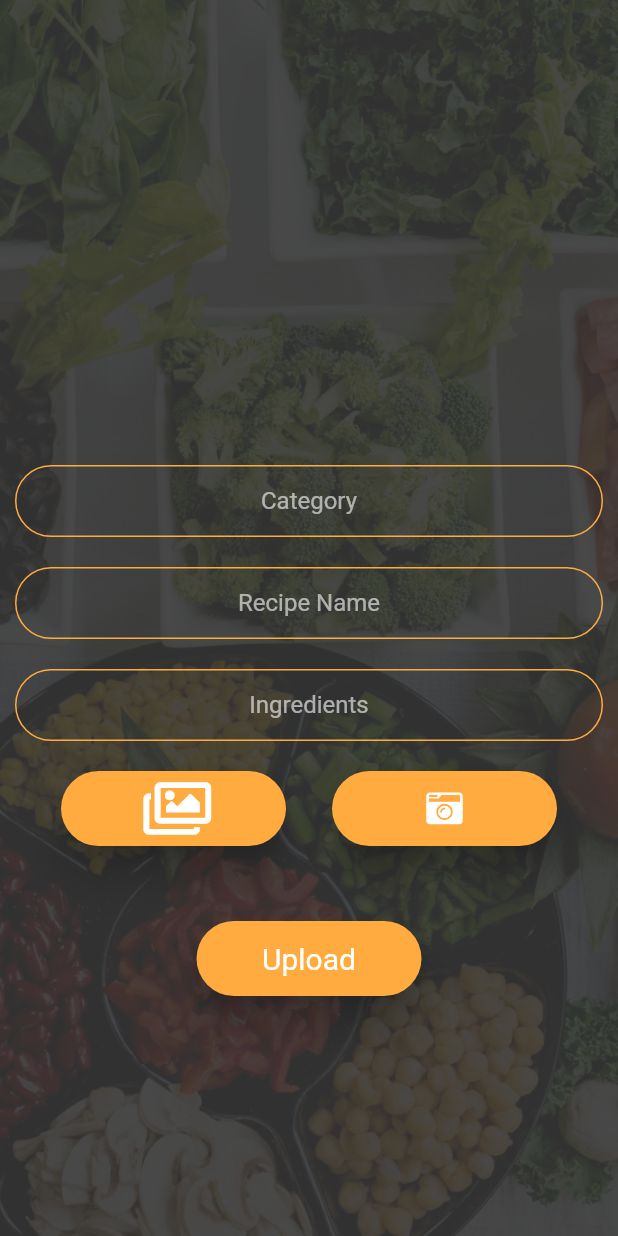
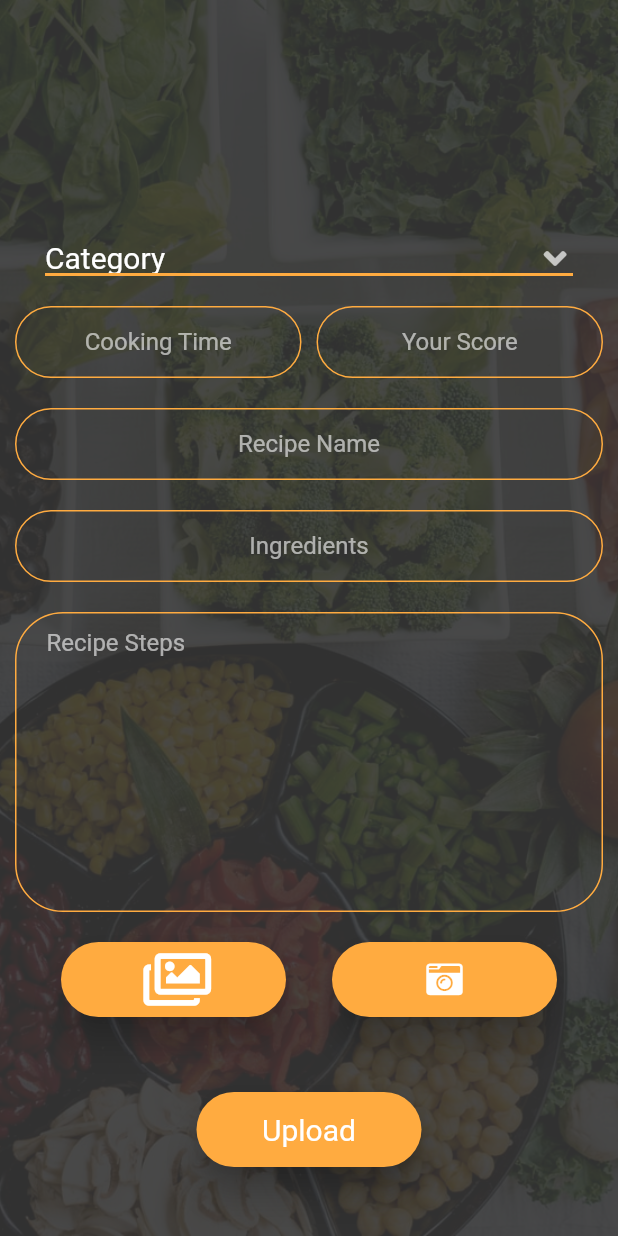
Before and after one commit to TIRILI88/dart_mondayCooks, a Flutter app: the UploadPage screen opened directly, after a tap on "Upload", on a phone screen of 412 x 824 dp. Run offline on Flutter 3.47's test engine with Material 2 defaults, Android fonts, the phone set to English and light mode, and no system bars; our stand-ins replace cloud_firestore, firebase_auth, firebase_core, firebase_storage, font_awesome_flutter, image_picker and 2 more; accounts and stored records are empty; network calls fail.

Commit message:
Add Cooking Time + Recipe Score, Dropdown Categories, RecipeText add

```diff
--- a/lib/database.dart
+++ b/lib/database.dart
@@ -45,7 +45,7 @@ class DataBaseService {
   }
 
   Future uploadRecipe(String category, String recipeName, String ingredients,
-      image) async {
+      image, int cookTime, double recipeScore, String recipeText) async {
     final CollectionReference recipesCollection = FirebaseFirestore.instance
         .collection('recipes');
     final uid = await _auth.currentUser.uid;
@@ -57,6 +57,9 @@ class DataBaseService {
       'recipeName': recipeName,
       'imageURL': imageURL,
       'ingredients': ingredients,
+      'cookTime': cookTime,
+      'recipeScore': recipeScore,
+      'recipeText': recipeText
     });
   }
 
@@ -67,6 +70,7 @@ class DataBaseService {
       Recipe recipeObj = Recipe(recipe['recipeName'], recipe['imageURL']);
       recipes.add(recipeObj);
     }
+    print(recipes.length);
     return recipes;
   }
 
--- a/lib/recipe_page.dart
+++ b/lib/recipe_page.dart
@@ -25,6 +25,8 @@ class RecipePage extends StatelessWidget {
       body: Column(
         children: [
           Expanded(
+            child: Hero(
+              tag: 'recipePicture',
               child: FutureBuilder(
                 future: DataBaseService().getImage(context, recipe.recipeURL),
                 builder: (context, snapshot) {
@@ -64,6 +66,7 @@ class RecipePage extends StatelessWidget {
                       ),),
                   );
                 },
+              ),
             ),
           ),
           SlidingUpPanel(
--- a/lib/scroll_container.dart
+++ b/lib/scroll_container.dart
@@ -86,6 +86,8 @@ class FoodScrollContainer extends StatelessWidget {
                     height: 280,
                     child: ClipRRect(
                       borderRadius: BorderRadius.circular(10.0),
+                      child: Hero(
+                        tag: 'recipePicture',
                         child: FutureBuilder(
                           future: DataBaseService().getImage(context, imagePath),
                           builder: (context, snapshot) {
@@ -129,6 +131,7 @@ class FoodScrollContainer extends StatelessWidget {
                       ),
                     ),
                   ),
+                ),
               )
             ]
         ));
--- a/lib/start_page.dart
+++ b/lib/start_page.dart
@@ -117,7 +117,7 @@ class _StartPageState extends State<StartPage> {
                           ));
                         } else {
                         return ListView.builder(
-                        itemCount: 4,
+                        itemCount: snapshot.data.length,
                         itemBuilder: (BuildContext context, int index){
                           return FoodScrollContainer(
                             recipeName: snapshot.data[index].recipeName,
--- a/lib/upload_page.dart
+++ b/lib/upload_page.dart
@@ -23,7 +23,6 @@ class _UploadPageState extends State<UploadPage> {
 
   Future getImage(source) async {
     final pickedFile = await ImagePicker.pickImage(source: source);
-
     setState(() {
       if (pickedFile != null) {
         _image = File(pickedFile.path);
@@ -35,11 +34,18 @@ class _UploadPageState extends State<UploadPage> {
 
   final categoryTextController = TextEditingController(); //..text = 'Main Dish';
   final recipeTextController = TextEditingController(); //..text = 'Tomatoes';
-  final ingredientTextController = TextEditingController(); //..text = 'Tomatoes, Garlic, Oil';
+  final ingredientTextController = TextEditingController();
+  final cookTimeTextController = TextEditingController();
+  final scoreTextController = TextEditingController();
+  final recipeTextTextController = TextEditingController();
   String category;
+  int cookTime;
+  double recipeScore;
   String recipeName;
   String imageURL;
   String ingredients;
+  String recipeText;
+  String dropdownValue = 'Category';
 
   @override
   Widget build(BuildContext context) {
@@ -59,18 +65,68 @@ class _UploadPageState extends State<UploadPage> {
               ),
               child: Column(
                 children: [
-                  SizedBox(height: 300),
+                  SizedBox(height: 150),
+                  // Category Dropdown
+                  Padding(
+                    padding: EdgeInsets.symmetric(horizontal: 30, vertical: 10),
+                    child: DropdownButton<String>(
+                      isExpanded: true,
+                      isDense: true,
+                      value: dropdownValue,
+                      icon: Icon(FontAwesomeIcons.angleDown),
+                      iconSize: 24,
+                      elevation: 16,
+                      style: TextStyle(
+                        fontSize: 20,
+                        color: Colors.white,
+                      ),
+                      underline: Container(
+                        height: 2,
+                        color: Colors.orangeAccent
+                      ),
+                      onChanged: (String newValue) {
+                        setState(() {
+                          dropdownValue = newValue;
+                        });
+                      },
+                      items: <String>['Category', 'Main Dish', 'Dessert', 'Appetizer']
+                          .map<DropdownMenuItem<String>>((String value) {
+                            return DropdownMenuItem<String>(
+                              value: value,
+                              child: Text(value));
+                        }).toList(),
+                    ),
+                  ),
+                  // Row: Cooking Time + Score
                   Padding(
                     padding: EdgeInsets.all(10.0),
-                    child: TextField(
-                      controller: categoryTextController,
-                      textAlign: TextAlign.center,
-                      decoration: kTextFieldDecoration.copyWith(hintText: 'Category'),
-                      onChanged: (categoryValue) {
-                        category = categoryValue;
-                      },
+                    child: Row(
+                      children: [
+                        Flexible(
+                          child: TextField(
+                            controller: cookTimeTextController,
+                            textAlign: TextAlign.center,
+                            decoration: kTextFieldDecoration.copyWith(hintText: 'Cooking Time'),
+                            onChanged: (cookTimeValue) {
+                              cookTime = int.parse(cookTimeValue);
+                            },
+                          ),
+                        ),
+                        SizedBox(width: 10.0),
+                        Flexible(
+                          child: TextField(
+                            controller: scoreTextController,
+                            textAlign: TextAlign.center,
+                            decoration: kTextFieldDecoration.copyWith(hintText: 'Your Score'),
+                            onChanged: (scoreValue) {
+                              recipeScore = double.parse(scoreValue);
+                            },
+                          ),
+                        ),
+                      ],
                     ),
                   ),
+                  // Recipe Name Text
                   Padding(
                     padding: EdgeInsets.all(10.0),
                     child: TextField(
@@ -82,6 +138,7 @@ class _UploadPageState extends State<UploadPage> {
                       },
                     ),
                   ),
+                  // Ingredients Text
                   Padding(
                     padding: EdgeInsets.all(10.0),
                     child: TextField(
@@ -93,6 +150,36 @@ class _UploadPageState extends State<UploadPage> {
                       },
                     ),
                   ),
+
+                  // Recipe Step Text
+                  Padding(
+                      padding: EdgeInsets.all(10.0),
+                      child: Container(
+                        decoration: BoxDecoration(
+                          border: Border.all(
+                              color: Colors.orangeAccent),
+                            borderRadius: BorderRadius.all(Radius.circular(32.0))
+                        ),
+                        height: 200.0,
+                        child: TextField(
+                          maxLines: 10,
+                          textAlign: TextAlign.left,
+                          decoration: InputDecoration(
+                            hintText: 'Recipe Steps',
+                            border: InputBorder.none,
+                            focusedBorder: InputBorder.none,
+                            enabledBorder: InputBorder.none,
+                            contentPadding:
+                              EdgeInsets.symmetric(vertical: 10.0, horizontal: 20.0),
+                          ),
+                          onChanged: (recipeTextValue) {
+                            recipeText = recipeTextValue;
+                          },
+                        ),
+                      ),
+                  ),
+
+                  //Row camera Buttons
                   Padding(
                     padding: EdgeInsets.all(10.0),
                     child: Row(
@@ -116,6 +203,7 @@ class _UploadPageState extends State<UploadPage> {
                     ]),
                   ),
                   SizedBox(height: 30),
+                  // Upload Button
                   Padding(
                     padding: EdgeInsets.all(10.0),
                     child: ElevatedButton(
@@ -127,7 +215,8 @@ class _UploadPageState extends State<UploadPage> {
                         });
                         try {
                           if (_auth.currentUser != null) {
-                            await DataBaseService().uploadRecipe(category, recipeName, ingredients, _image);
+                            await DataBaseService().uploadRecipe(dropdownValue, recipeName, ingredients, _image,
+                                cookTime, recipeScore, recipeText);
                           }
                         }
                          catch (e) {
@@ -137,6 +226,9 @@ class _UploadPageState extends State<UploadPage> {
                         categoryTextController.clear();
                         recipeTextController.clear();
                         ingredientTextController.clear();
+                        scoreTextController.clear();
+                        cookTimeTextController.clear();
+                        // recipeTextController.clear();
                         setState(() {
                           showSpinner = false;
                         });
```
Lines whose indentation alone changed are shown as unchanged.
